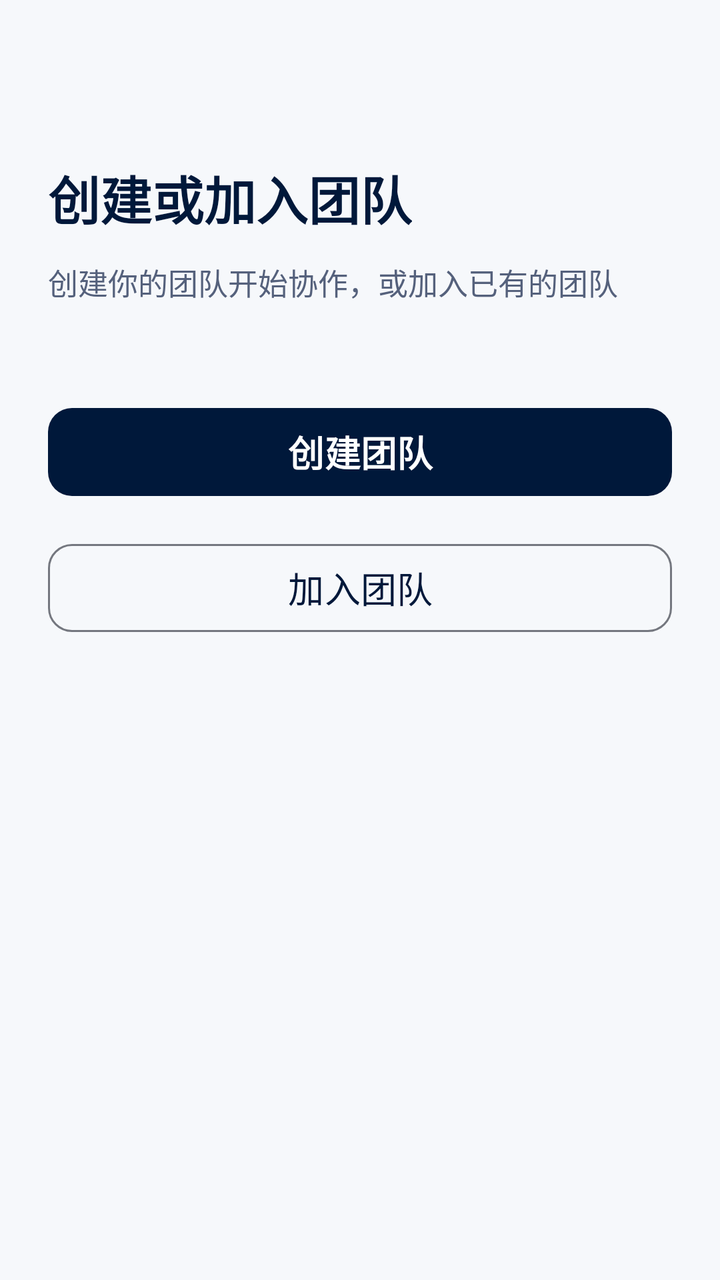
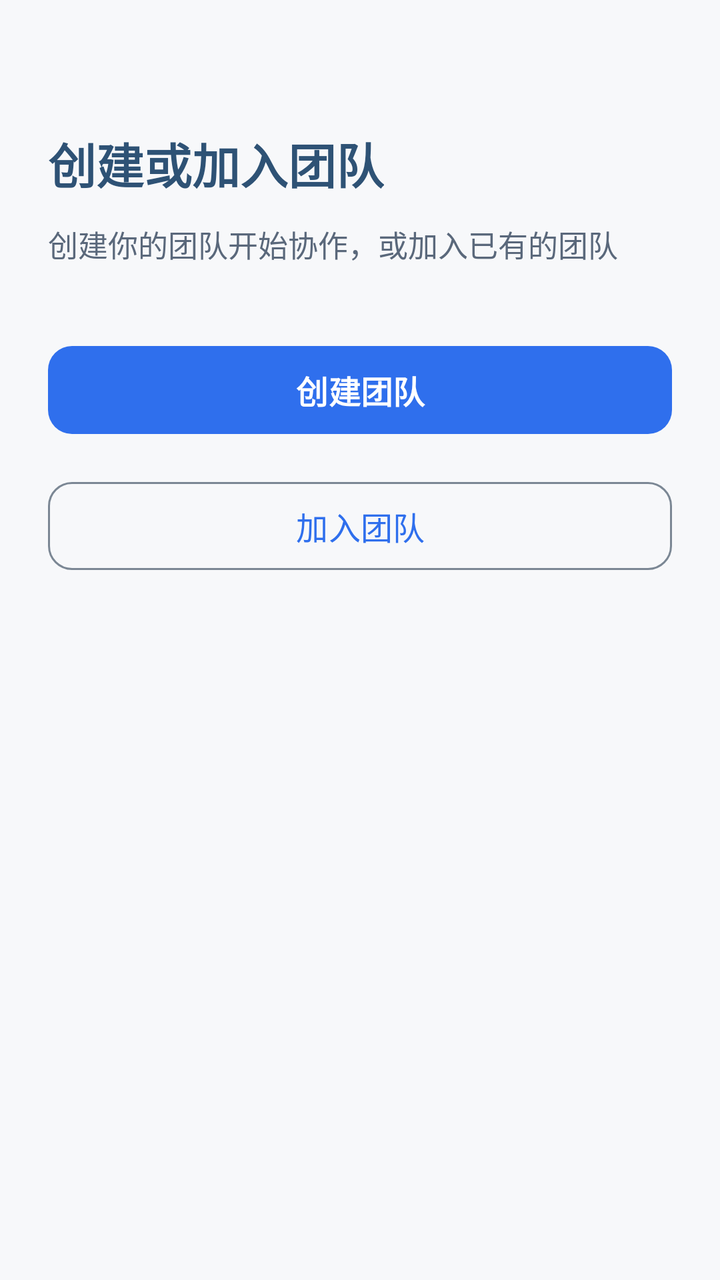

Two renders of the same Android screen: before a commit and after it. Below are the layout's source before the change and the commit's diff.
<!-- AndroidManifest.xml: application theme Theme.Qgent -->
<!-- res/layout/activity_team_entry.xml -->
<?xml version="1.0" encoding="utf-8"?>
<androidx.constraintlayout.widget.ConstraintLayout xmlns:android="http://schemas.android.com/apk/res/android"
    xmlns:app="http://schemas.android.com/apk/res-auto"
    android:layout_width="match_parent"
    android:layout_height="match_parent"
    android:background="@color/off_white"
    android:paddingHorizontal="24dp">

    <TextView
        android:id="@+id/tvTitle"
        android:layout_width="wrap_content"
        android:layout_height="wrap_content"
        android:layout_marginTop="80dp"
        android:text="@string/team_entry_title"
        android:textColor="@color/navy"
        android:textSize="26sp"
        android:textStyle="bold"
        app:layout_constraintStart_toStartOf="parent"
        app:layout_constraintTop_toTopOf="parent" />

    <TextView
        android:id="@+id/tvSubtitle"
        android:layout_width="wrap_content"
        android:layout_height="wrap_content"
        android:layout_marginTop="12dp"
        android:text="@string/team_entry_subtitle"
        android:textColor="@color/slate_gray"
        android:textSize="15sp"
        app:layout_constraintStart_toStartOf="parent"
        app:layout_constraintTop_toBottomOf="@id/tvTitle" />

    <com.google.android.material.button.MaterialButton
        android:id="@+id/btnCreateTeam"
        android:layout_width="0dp"
        android:layout_height="wrap_content"
        android:layout_marginTop="48dp"
        android:minHeight="52dp"
        android:text="@string/team_entry_create"
        android:textSize="18sp"
        android:textStyle="bold"
        app:cornerRadius="12dp"
        app:layout_constraintEnd_toEndOf="parent"
        app:layout_constraintStart_toStartOf="parent"
        app:layout_constraintTop_toBottomOf="@id/tvSubtitle" />

    <com.google.android.material.button.MaterialButton
        android:id="@+id/btnJoinTeam"
        style="@style/Widget.Material3.Button.OutlinedButton"
        android:layout_width="0dp"
        android:layout_height="wrap_content"
        android:layout_marginTop="16dp"
        android:minHeight="52dp"
        android:text="@string/team_entry_join"
        android:textSize="18sp"
        app:cornerRadius="12dp"
        app:layout_constraintEnd_toEndOf="parent"
        app:layout_constraintStart_toStartOf="parent"
        app:layout_constraintTop_toBottomOf="@id/btnCreateTeam" />

</androidx.constraintlayout.widget.ConstraintLayout>
<!-- resources referenced by this layout -->
<resources>
  <color name="navy">#00183A</color>
  <color name="off_white">#F6F8FB</color>
  <color name="slate_gray">#55617C</color>
  <string name="team_entry_create">创建团队</string>
  <string name="team_entry_join">加入团队</string>
  <string name="team_entry_subtitle">创建你的团队开始协作，或加入已有的团队</string>
  <string name="team_entry_title">创建或加入团队</string>
  <style name="Theme.Qgent" parent="Base.Theme.Qgent" />
  <style name="Base.Theme.Qgent" parent="Theme.Material3.DayNight.NoActionBar">
          <item name="colorPrimary">@color/navy</item>
          <item name="colorOnPrimary">@color/white</item>
          <item name="colorPrimaryContainer">@color/blue_tint</item>
          <item name="colorOnPrimaryContainer">@color/navy</item>
          <item name="colorSecondary">@color/slate_gray</item>
          <item name="colorOnSecondary">@color/white</item>
          <item name="android:colorBackground">@color/off_white</item>
          <item name="colorSurface">@color/white</item>
          <item name="colorOnSurface">@color/charcoal</item>
          <item name="colorOnBackground">@color/charcoal</item>
          <item name="colorOutline">@color/gray</item>
          <item name="colorSurfaceVariant">@color/light_gray</item>
          <item name="colorOnSurfaceVariant">@color/gray_dark</item>
          <item name="android:statusBarColor">@android:color/transparent</item>
      </style>
  <color name="white">#FFFFFFFF</color>
  <color name="blue_tint">#D6E2F5</color>
  <color name="charcoal">#1A1C1E</color>
  <color name="gray">#74777F</color>
  <color name="light_gray">#E9EAF2</color>
  <color name="gray_dark">#44474F</color>
</resources>

<!-- the commit's change to res/layout/activity_team_entry.xml (unified diff, before → after) -->
@@ -10,10 +10,10 @@
         android:id="@+id/tvTitle"
         android:layout_width="wrap_content"
         android:layout_height="wrap_content"
-        android:layout_marginTop="80dp"
+        android:layout_marginTop="64dp"
         android:text="@string/team_entry_title"
         android:textColor="@color/navy"
-        android:textSize="26sp"
+        android:textSize="24sp"
         android:textStyle="bold"
         app:layout_constraintStart_toStartOf="parent"
         app:layout_constraintTop_toTopOf="parent" />
@@ -33,10 +33,10 @@
         android:id="@+id/btnCreateTeam"
         android:layout_width="0dp"
         android:layout_height="wrap_content"
-        android:layout_marginTop="48dp"
+        android:layout_marginTop="36dp"
         android:minHeight="52dp"
         android:text="@string/team_entry_create"
-        android:textSize="18sp"
+        android:textSize="16sp"
         android:textStyle="bold"
         app:cornerRadius="12dp"
         app:layout_constraintEnd_toEndOf="parent"
@@ -51,7 +51,7 @@
         android:layout_marginTop="16dp"
         android:minHeight="52dp"
         android:text="@string/team_entry_join"
-        android:textSize="18sp"
+        android:textSize="16sp"
         app:cornerRadius="12dp"
         app:layout_constraintEnd_toEndOf="parent"
         app:layout_constraintStart_toStartOf="parent"
<!-- resource entries referenced after the edit -->
@@ -1,20 +1,22 @@
 <!-- resources referenced by this layout -->
 <resources>
-  <color name="navy">#00183A</color>
-  <color name="off_white">#F6F8FB</color>
-  <color name="slate_gray">#55617C</color>
+  <color name="navy">#2E5275</color>
+  <color name="off_white">#F7F8FA</color>
+  <color name="slate_gray">#5A687B</color>
   <string name="team_entry_create">创建团队</string>
   <string name="team_entry_join">加入团队</string>
   <string name="team_entry_subtitle">创建你的团队开始协作，或加入已有的团队</string>
   <string name="team_entry_title">创建或加入团队</string>
   <style name="Theme.Qgent" parent="Base.Theme.Qgent" />
   <style name="Base.Theme.Qgent" parent="Theme.Material3.DayNight.NoActionBar">
-          <item name="colorPrimary">@color/navy</item>
+          <item name="colorPrimary">@color/primary</item>
           <item name="colorOnPrimary">@color/white</item>
-          <item name="colorPrimaryContainer">@color/blue_tint</item>
-          <item name="colorOnPrimaryContainer">@color/navy</item>
-          <item name="colorSecondary">@color/slate_gray</item>
+          <item name="colorPrimaryContainer">@color/primary_container</item>
+          <item name="colorOnPrimaryContainer">@color/on_primary_container</item>
+          <item name="colorSecondary">@color/teal</item>
           <item name="colorOnSecondary">@color/white</item>
+          <item name="colorTertiary">@color/status_yellow</item>
+          <item name="colorOnTertiary">@color/white</item>
           <item name="android:colorBackground">@color/off_white</item>
           <item name="colorSurface">@color/white</item>
           <item name="colorOnSurface">@color/charcoal</item>
@@ -24,11 +26,15 @@
           <item name="colorOnSurfaceVariant">@color/gray_dark</item>
           <item name="android:statusBarColor">@android:color/transparent</item>
       </style>
+  <color name="primary">#2F6FED</color>
   <color name="white">#FFFFFFFF</color>
-  <color name="blue_tint">#D6E2F5</color>
-  <color name="charcoal">#1A1C1E</color>
-  <color name="gray">#74777F</color>
-  <color name="light_gray">#E9EAF2</color>
-  <color name="gray_dark">#44474F</color>
+  <color name="primary_container">#E6F0FF</color>
+  <color name="on_primary_container">#001B3C</color>
+  <color name="teal">#137C8A</color>
+  <color name="status_yellow">#B7791F</color>
+  <color name="charcoal">#17202A</color>
+  <color name="gray">#7B8794</color>
+  <color name="light_gray">#E4E9F0</color>
+  <color name="gray_dark">#4B5563</color>
 </resources>
 
